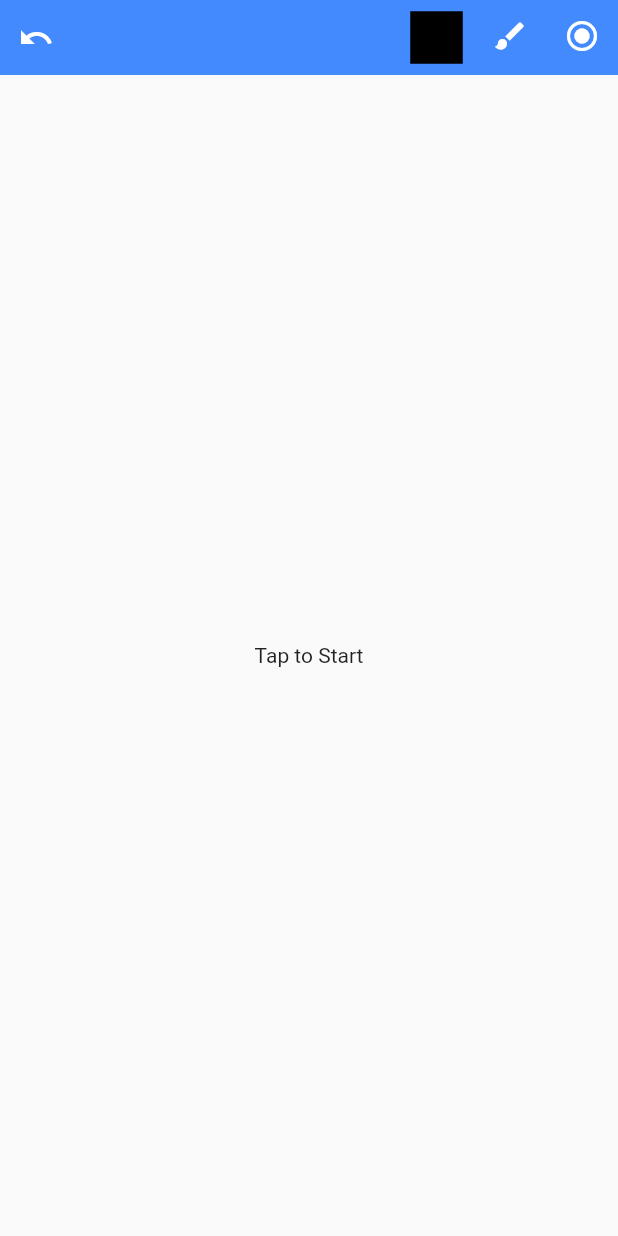
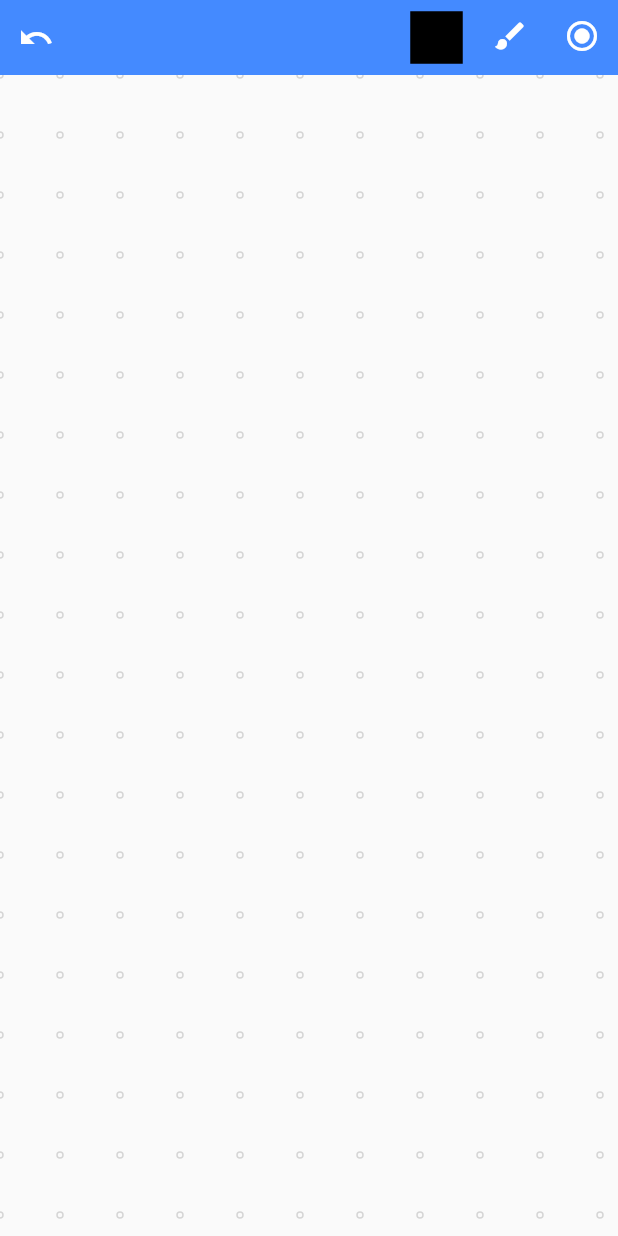
Before and after one commit to maheshj01/Paint-Redesigned, a Flutter app: the screen it shows after launch, on a phone screen of 412 x 824 dp. Run offline on Flutter 3.47's test engine with Material 2 defaults, Android fonts, the light colour scheme and no system bars; our stand-ins replace flutter_colorpicker; missing offline and left inert: universal_html.

Commit message:
fix: remove tap to start

```diff
--- a/lib/whiteboard.dart
+++ b/lib/whiteboard.dart
@@ -27,6 +27,9 @@ class _WhiteBoardState extends State<WhiteBoard>
           ..addListener(() => setState(() {}));
     animation = Tween(begin: -200.0, end: 0.0).animate(_controller);
     paint = Paint();
+    WidgetsBinding.instance.addPostFrameCallback((x) {
+      points.controller.sink.add([]);
+    });
   }
 
   void changeColor(Color color) {
@@ -179,16 +182,11 @@ class _WhiteBoardState extends State<WhiteBoard>
                 store.points = localList;
               },
               child: StreamBuilder<List<Point>>(
+                  initialData: [],
                   stream: points.controller.stream,
                   builder: (BuildContext context,
                       AsyncSnapshot<List<Point>> snapshot) {
-                    return snapshot.data == null
-                        ? Container(
-                            color: Colors.transparent,
-                            alignment: Alignment.center,
-                            child: Container(child: Text('Tap to Start')),
-                          )
-                        : Cursor(
+                    return Cursor(
                       cursorStyle: Cursor.crosshair,
                       child: CustomPaint(
                         painter: WhiteBoardPainter(
```
Lines whose indentation alone changed are shown as unchanged.
